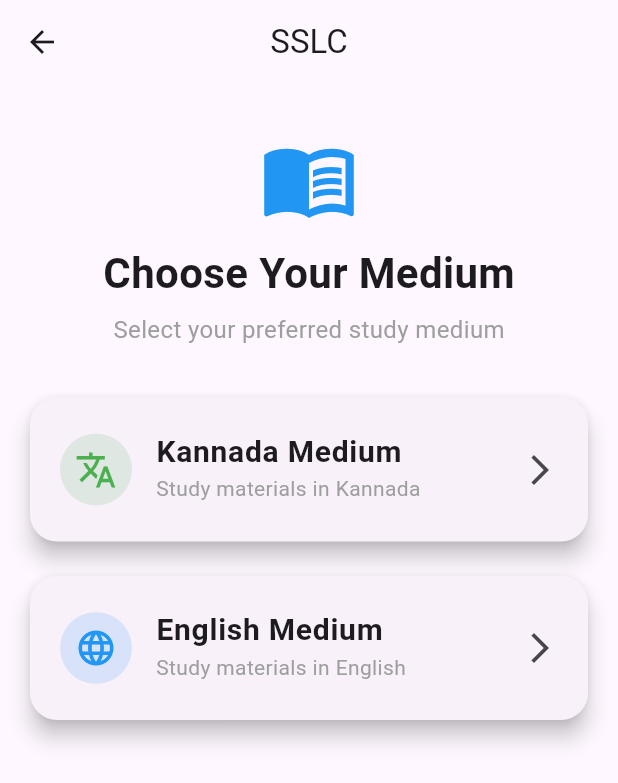
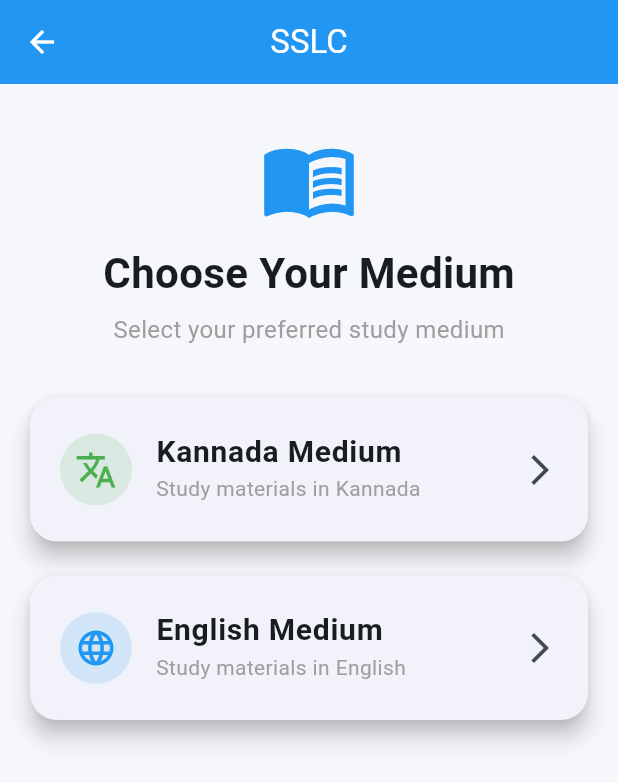
Before and after one commit to adityadu039-360/TopperGuru, a Flutter app: the screen it shows after launch, after a tap on "10th Standard", on a phone screen of 412 x 824 dp. Shown: the top 783 px of the screen. Run offline on Flutter 3.47's test engine with Material 3 defaults, Android fonts, the phone set to English and light mode, and no system bars; our stand-ins replace shared_preferences.

Commit message:
Improve app theme and main entry point

```diff
--- a/lib/main.dart
+++ b/lib/main.dart
@@ -2,122 +2,35 @@ import 'package:flutter/material.dart';
 import 'home_page.dart';
 
 void main() {
-  runApp(const MyApp());
+  runApp(const TopperGuruApp());
 }
 
-class MyApp extends StatelessWidget {
-  const MyApp({super.key});
+class TopperGuruApp extends StatelessWidget {
+  const TopperGuruApp({super.key});
 
-  // This widget is the root of your application.
   @override
   Widget build(BuildContext context) {
     return MaterialApp(
-      title: 'Flutter Demo',
+      debugShowCheckedModeBanner: false,
+      title: 'TopperGuru',
       theme: ThemeData(
-        // This is the theme of your application.
-        //
-        // TRY THIS: Try running your application with "flutter run". You'll see
-        // the application has a purple toolbar. Then, without quitting the app,
-        // try changing the seedColor in the colorScheme below to Colors.green
-        // and then invoke "hot reload" (save your changes or press the "hot
-        // reload" button in a Flutter-supported IDE, or press "r" if you used
-        // the command line to start the app).
-        //
-        // Notice that the counter didn't reset back to zero; the application
-        // state is not lost during the reload. To reset the state, use hot
-        // restart instead.
-        //
-        // This works for code too, not just values: Most code changes can be
-        // tested with just a hot reload.
-        colorScheme: .fromSeed(seedColor: Colors.deepPurple),
+        useMaterial3: true,
+        colorSchemeSeed: Colors.blue,
+        scaffoldBackgroundColor: const Color(0xFFF5F7FA),
+        appBarTheme: const AppBarTheme(
+          centerTitle: true,
+          elevation: 0,
+          backgroundColor: Colors.blue,
+          foregroundColor: Colors.white,
+        ),
+        cardTheme: CardTheme(
+          elevation: 6,
+          shape: RoundedRectangleBorder(
+            borderRadius: BorderRadius.circular(18),
+          ),
+        ),
       ),
       home: const HomePage(),
     );
   }
 }
-
-class MyHomePage extends StatefulWidget {
-  const MyHomePage({super.key, required this.title});
-
-  // This widget is the home page of your application. It is stateful, meaning
-  // that it has a State object (defined below) that contains fields that affect
-  // how it looks.
-
-  // This class is the configuration for the state. It holds the values (in this
-  // case the title) provided by the parent (in this case the App widget) and
-  // used by the build method of the State. Fields in a Widget subclass are
-  // always marked "final".
-
-  final String title;
-
-  @override
-  State<MyHomePage> createState() => _MyHomePageState();
-}
-
-class _MyHomePageState extends State<MyHomePage> {
-  int _counter = 0;
-
-  void _incrementCounter() {
-    setState(() {
-      // This call to setState tells the Flutter framework that something has
-      // changed in this State, which causes it to rerun the build method below
-      // so that the display can reflect the updated values. If we changed
-      // _counter without calling setState(), then the build method would not be
-      // called again, and so nothing would appear to happen.
-      _counter++;
-    });
-  }
-
-  @override
-  Widget build(BuildContext context) {
-    // This method is rerun every time setState is called, for instance as done
-    // by the _incrementCounter method above.
-    //
-    // The Flutter framework has been optimized to make rerunning build methods
-    // fast, so that you can just rebuild anything that needs updating rather
-    // than having to individually change instances of widgets.
-    return Scaffold(
-      appBar: AppBar(
-        // TRY THIS: Try changing the color here to a specific color (to
-        // Colors.amber, perhaps?) and trigger a hot reload to see the AppBar
-        // change color while the other colors stay the same.
-        backgroundColor: Theme.of(context).colorScheme.inversePrimary,
-        // Here we take the value from the MyHomePage object that was created by
-        // the App.build method, and use it to set our appbar title.
-        title: Text(widget.title),
-      ),
-      body: Center(
-        // Center is a layout widget. It takes a single child and positions it
-        // in the middle of the parent.
-        child: Column(
-          // Column is also a layout widget. It takes a list of children and
-          // arranges them vertically. By default, it sizes itself to fit its
-          // children horizontally, and tries to be as tall as its parent.
-          //
-          // Column has various properties to control how it sizes itself and
-          // how it positions its children. Here we use mainAxisAlignment to
-          // center the children vertically; the main axis here is the vertical
-          // axis because Columns are vertical (the cross axis would be
-          // horizontal).
-          //
-          // TRY THIS: Invoke "debug painting" (choose the "Toggle Debug Paint"
-          // action in the IDE, or press "p" in the console), to see the
-          // wireframe for each widget.
-          mainAxisAlignment: .center,
-          children: [
-            const Text('You have pushed the button this many times:'),
-            Text(
-              '$_counter',
-              style: Theme.of(context).textTheme.headlineMedium,
-            ),
-          ],
-        ),
-      ),
-      floatingActionButton: FloatingActionButton(
-        onPressed: _incrementCounter,
-        tooltip: 'Increment',
-        child: const Icon(Icons.add),
-      ),
-    );
-  }
-}
```
